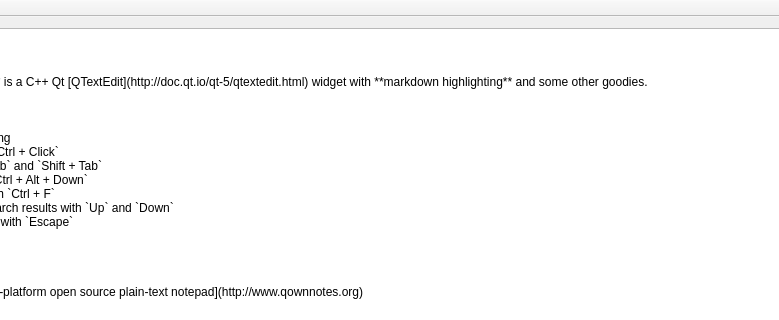
Before: the Qt Designer form mainwindow.ui in pbek/qmarkdowntextedit, drawn with Qt 5; both pictures show x 132 to 911 and y 0 to 320 of the 1070 by 839 pixel window.
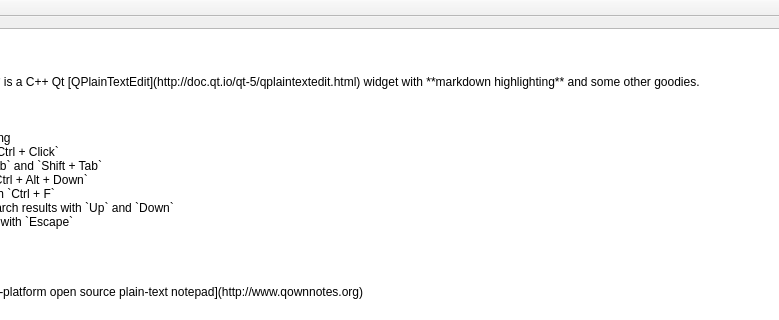
After: the same form once the commit is applied. Custom widgets are drawn as their Qt base class.

Commit message: migration from QTextEdit to QPlainTextEdit

What changed in the file:
```diff
--- a/mainwindow.ui
+++ b/mainwindow.ui
@@ -17,37 +17,33 @@
    <layout class="QGridLayout" name="gridLayout">
     <item row="0" column="0">
      <widget class="QMarkdownTextEdit" name="textEdit">
-      <property name="html">
-       <string notr="true">&lt;!DOCTYPE HTML PUBLIC &quot;-//W3C//DTD HTML 4.0//EN&quot; &quot;http://www.w3.org/TR/REC-html40/strict.dtd&quot;&gt;
-&lt;html&gt;&lt;head&gt;&lt;meta name=&quot;qrichtext&quot; content=&quot;1&quot; /&gt;&lt;style type=&quot;text/css&quot;&gt;
-p, li { white-space: pre-wrap; }
-&lt;/style&gt;&lt;/head&gt;&lt;body style=&quot; font-family:'Noto Sans'; font-size:11pt; font-weight:400; font-style:normal;&quot;&gt;
-&lt;p style=&quot; margin-top:0px; margin-bottom:0px; margin-left:0px; margin-right:0px; -qt-block-indent:0; text-indent:0px;&quot;&gt;&lt;span style=&quot; font-family:'Sans Serif'; font-size:9pt;&quot;&gt;QMarkdownTextEdit&lt;/span&gt;&lt;/p&gt;
-&lt;p style=&quot; margin-top:0px; margin-bottom:0px; margin-left:0px; margin-right:0px; -qt-block-indent:0; text-indent:0px;&quot;&gt;&lt;span style=&quot; font-family:'Sans Serif'; font-size:9pt;&quot;&gt;==============&lt;/span&gt;&lt;/p&gt;
-&lt;p style=&quot;-qt-paragraph-type:empty; margin-top:0px; margin-bottom:0px; margin-left:0px; margin-right:0px; -qt-block-indent:0; text-indent:0px; font-family:'Sans Serif'; font-size:9pt;&quot;&gt;&lt;br /&gt;&lt;/p&gt;
-&lt;p style=&quot; margin-top:0px; margin-bottom:0px; margin-left:0px; margin-right:0px; -qt-block-indent:0; text-indent:0px;&quot;&gt;&lt;span style=&quot; font-family:'Sans Serif'; font-size:9pt;&quot;&gt;*QMarkdownTextEdit* is a C++ Qt [QTextEdit](http://doc.qt.io/qt-5/qtextedit.html) widget with **markdown highlighting** and some other goodies.&lt;/span&gt;&lt;/p&gt;
-&lt;p style=&quot;-qt-paragraph-type:empty; margin-top:0px; margin-bottom:0px; margin-left:0px; margin-right:0px; -qt-block-indent:0; text-indent:0px; font-family:'Sans Serif'; font-size:9pt;&quot;&gt;&lt;br /&gt;&lt;/p&gt;
-&lt;p style=&quot; margin-top:0px; margin-bottom:0px; margin-left:0px; margin-right:0px; -qt-block-indent:0; text-indent:0px;&quot;&gt;&lt;span style=&quot; font-family:'Sans Serif'; font-size:9pt;&quot;&gt;## Features&lt;/span&gt;&lt;/p&gt;
-&lt;p style=&quot;-qt-paragraph-type:empty; margin-top:0px; margin-bottom:0px; margin-left:0px; margin-right:0px; -qt-block-indent:0; text-indent:0px; font-family:'Sans Serif'; font-size:9pt;&quot;&gt;&lt;br /&gt;&lt;/p&gt;
-&lt;p style=&quot; margin-top:0px; margin-bottom:0px; margin-left:0px; margin-right:0px; -qt-block-indent:0; text-indent:0px;&quot;&gt;&lt;span style=&quot; font-family:'Sans Serif'; font-size:9pt;&quot;&gt;- markdown highlighting&lt;/span&gt;&lt;/p&gt;
-&lt;p style=&quot; margin-top:0px; margin-bottom:0px; margin-left:0px; margin-right:0px; -qt-block-indent:0; text-indent:0px;&quot;&gt;&lt;span style=&quot; font-family:'Sans Serif'; font-size:9pt;&quot;&gt;- clickable links with `Ctrl + Click`&lt;/span&gt;&lt;/p&gt;
-&lt;p style=&quot; margin-top:0px; margin-bottom:0px; margin-left:0px; margin-right:0px; -qt-block-indent:0; text-indent:0px;&quot;&gt;&lt;span style=&quot; font-family:'Sans Serif'; font-size:9pt;&quot;&gt;- block indent with `Tab` and `Shift + Tab`&lt;/span&gt;&lt;/p&gt;
-&lt;p style=&quot; margin-top:0px; margin-bottom:0px; margin-left:0px; margin-right:0px; -qt-block-indent:0; text-indent:0px;&quot;&gt;&lt;span style=&quot; font-family:'Sans Serif'; font-size:9pt;&quot;&gt;- duplicate text with `Ctrl + Alt + Down`&lt;/span&gt;&lt;/p&gt;
-&lt;p style=&quot; margin-top:0px; margin-bottom:0px; margin-left:0px; margin-right:0px; -qt-block-indent:0; text-indent:0px;&quot;&gt;&lt;span style=&quot; font-family:'Sans Serif'; font-size:9pt;&quot;&gt;- searching of text with `Ctrl + F`&lt;/span&gt;&lt;/p&gt;
-&lt;p style=&quot; margin-top:0px; margin-bottom:0px; margin-left:0px; margin-right:0px; -qt-block-indent:0; text-indent:0px;&quot;&gt;&lt;span style=&quot; font-family:'Sans Serif'; font-size:9pt;&quot;&gt;    - jump between search results with `Up` and `Down`&lt;/span&gt;&lt;/p&gt;
-&lt;p style=&quot; margin-top:0px; margin-bottom:0px; margin-left:0px; margin-right:0px; -qt-block-indent:0; text-indent:0px;&quot;&gt;&lt;span style=&quot; font-family:'Sans Serif'; font-size:9pt;&quot;&gt;    - close search field with `Escape`&lt;/span&gt;&lt;/p&gt;
-&lt;p style=&quot; margin-top:0px; margin-bottom:0px; margin-left:0px; margin-right:0px; -qt-block-indent:0; text-indent:0px;&quot;&gt;&lt;span style=&quot; font-family:'Sans Serif'; font-size:9pt;&quot;&gt;- and much more...&lt;/span&gt;&lt;/p&gt;
-&lt;p style=&quot;-qt-paragraph-type:empty; margin-top:0px; margin-bottom:0px; margin-left:0px; margin-right:0px; -qt-block-indent:0; text-indent:0px; font-family:'Sans Serif'; font-size:9pt;&quot;&gt;&lt;br /&gt;&lt;/p&gt;
-&lt;p style=&quot; margin-top:0px; margin-bottom:0px; margin-left:0px; margin-right:0px; -qt-block-indent:0; text-indent:0px;&quot;&gt;&lt;span style=&quot; font-family:'Sans Serif'; font-size:9pt;&quot;&gt;## References&lt;/span&gt;&lt;/p&gt;
-&lt;p style=&quot;-qt-paragraph-type:empty; margin-top:0px; margin-bottom:0px; margin-left:0px; margin-right:0px; -qt-block-indent:0; text-indent:0px; font-family:'Sans Serif'; font-size:9pt;&quot;&gt;&lt;br /&gt;&lt;/p&gt;
-&lt;p style=&quot; margin-top:0px; margin-bottom:0px; margin-left:0px; margin-right:0px; -qt-block-indent:0; text-indent:0px;&quot;&gt;&lt;span style=&quot; font-family:'Sans Serif'; font-size:9pt;&quot;&gt;- [QOwnNotes - cross-platform open source plain-text notepad](http://www.qownnotes.org)&lt;/span&gt;&lt;/p&gt;
-&lt;p style=&quot;-qt-paragraph-type:empty; margin-top:0px; margin-bottom:0px; margin-left:0px; margin-right:0px; -qt-block-indent:0; text-indent:0px; font-family:'Sans Serif'; font-size:9pt;&quot;&gt;&lt;br /&gt;&lt;/p&gt;
-&lt;p style=&quot; margin-top:0px; margin-bottom:0px; margin-left:0px; margin-right:0px; -qt-block-indent:0; text-indent:0px;&quot;&gt;&lt;span style=&quot; font-family:'Sans Serif'; font-size:9pt;&quot;&gt;## Disclaimer&lt;/span&gt;&lt;/p&gt;
-&lt;p style=&quot;-qt-paragraph-type:empty; margin-top:0px; margin-bottom:0px; margin-left:0px; margin-right:0px; -qt-block-indent:0; text-indent:0px; font-family:'Sans Serif'; font-size:9pt;&quot;&gt;&lt;br /&gt;&lt;/p&gt;
-&lt;p style=&quot; margin-top:0px; margin-bottom:0px; margin-left:0px; margin-right:0px; -qt-block-indent:0; text-indent:0px;&quot;&gt;&lt;span style=&quot; font-family:'Sans Serif'; font-size:9pt;&quot;&gt;This SOFTWARE PRODUCT is provided by THE PROVIDER &amp;quot;as is&amp;quot; and &amp;quot;with all faults.&amp;quot; THE PROVIDER makes no representations or warranties of any kind concerning the safety, suitability, lack of viruses, inaccuracies, typographical errors, or other harmful components of this SOFTWARE PRODUCT. &lt;/span&gt;&lt;/p&gt;
-&lt;p style=&quot;-qt-paragraph-type:empty; margin-top:0px; margin-bottom:0px; margin-left:0px; margin-right:0px; -qt-block-indent:0; text-indent:0px; font-family:'Sans Serif'; font-size:9pt;&quot;&gt;&lt;br /&gt;&lt;/p&gt;
-&lt;p style=&quot; margin-top:0px; margin-bottom:0px; margin-left:0px; margin-right:0px; -qt-block-indent:0; text-indent:0px;&quot;&gt;&lt;span style=&quot; font-family:'Sans Serif'; font-size:9pt;&quot;&gt;There are inherent dangers in the use of any software, and you are solely responsible for determining whether this SOFTWARE PRODUCT is compatible with your equipment and other software installed on your equipment. You are also solely responsible for the protection of your equipment and backup of your data, and THE PROVIDER will not be liable for any damages you may suffer in connection with using, modifying, or distributing this SOFTWARE PRODUCT.&lt;/span&gt;&lt;/p&gt;
-&lt;p style=&quot;-qt-paragraph-type:empty; margin-top:0px; margin-bottom:0px; margin-left:0px; margin-right:0px; -qt-block-indent:0; text-indent:0px; font-family:'Sans Serif'; font-size:9pt;&quot;&gt;&lt;br /&gt;&lt;/p&gt;&lt;/body&gt;&lt;/html&gt;</string>
+      <property name="plainText">
+       <string>QMarkdownTextEdit
+==============
+
+*QMarkdownTextEdit* is a C++ Qt [QPlainTextEdit](http://doc.qt.io/qt-5/qplaintextedit.html) widget with **markdown highlighting** and some other goodies.
+
+## Features
+
+- markdown highlighting
+- clickable links with `Ctrl + Click`
+- block indent with `Tab` and `Shift + Tab`
+- duplicate text with `Ctrl + Alt + Down`
+- searching of text with `Ctrl + F`
+    - jump between search results with `Up` and `Down`
+    - close search field with `Escape`
+- and much more...
+
+## References
+
+- [QOwnNotes - cross-platform open source plain-text notepad](http://www.qownnotes.org)
+
+## Disclaimer
+
+This SOFTWARE PRODUCT is provided by THE PROVIDER &quot;as is&quot; and &quot;with all faults.&quot; THE PROVIDER makes no representations or warranties of any kind concerning the safety, suitability, lack of viruses, inaccuracies, typographical errors, or other harmful components of this SOFTWARE PRODUCT. 
+
+There are inherent dangers in the use of any software, and you are solely responsible for determining whether this SOFTWARE PRODUCT is compatible with your equipment and other software installed on your equipment. You are also solely responsible for the protection of your equipment and backup of your data, and THE PROVIDER will not be liable for any damages you may suffer in connection with using, modifying, or distributing this SOFTWARE PRODUCT.
+</string>
       </property>
      </widget>
     </item>
@@ -77,8 +73,8 @@
  <customwidgets>
   <customwidget>
    <class>QMarkdownTextEdit</class>
-   <extends>QTextEdit</extends>
-   <header>qmarkdowntextedit.h</header>
+   <extends>QPlainTextEdit</extends>
+   <header location="global">qmarkdowntextedit.h</header>
   </customwidget>
  </customwidgets>
  <resources/>
```
Left out of the diff: 2 changed lines with no effect on the pictures. The commit also changes 7 other files.
